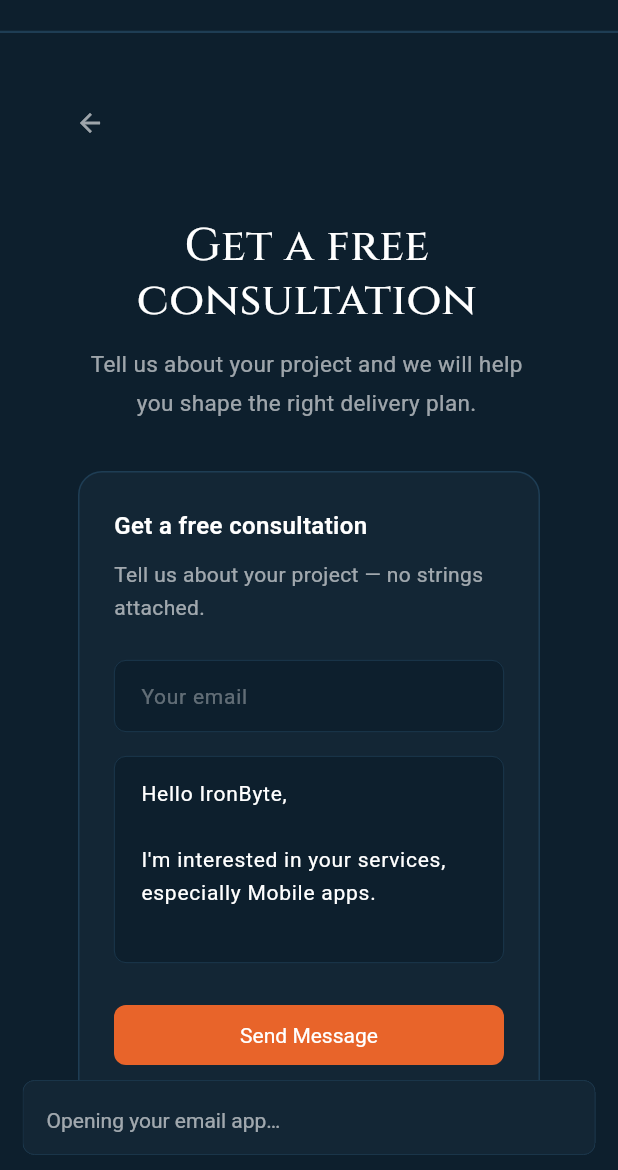
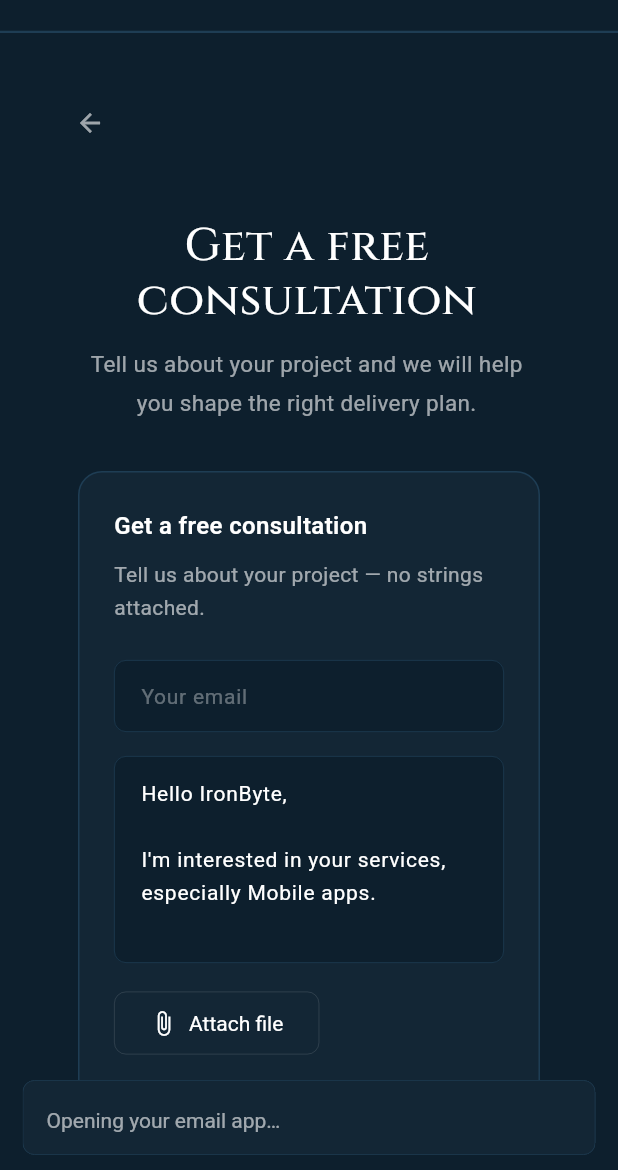
Before and after one commit to Iron-Byte/iron_byte, a Flutter app: the screen it shows after launch, after a tap on "Portfolio", after a tap on "Services", after a tap on the "smartphone" icon, on a phone screen of 412 x 824 dp, the part 66-1236 px from its top. Run offline on Flutter 3.47's test engine with Material 3 defaults, Android fonts, the phone set to English and light mode, and no system bars; our stand-ins replace easy_localization, file_picker, flutter_bloc, freezed_annotation, gap, go_router; missing offline and left inert: dart:html, flutter_email_sender.

Commit message:
updated attaching file: still need to be emproved

```diff
--- a/assets/translations/en.json
+++ b/assets/translations/en.json
@@ -22,6 +22,11 @@
     "get_consultation": "Get a free consultation",
     "consultation.email_hint": "Your email",
     "consultation.note_hint": "What are you building?",
+    "consultation.attachment.pick": "Attach file",
+    "consultation.attachment.replace": "Replace file",
+    "consultation.attachment.error.size": "File must be 10 MB or smaller.",
+    "consultation.attachment.error.type": "Allowed types: PDF, Word (.doc, .docx), PNG, JPEG.",
+    "consultation.attachment.error.read": "Could not read the selected file. Please try again.",
     "consultation.job.title": "Apply for this position",
     "consultation.job.subtitle": "Tell us about your experience and why you're a good fit.",
     "consultation.job.card_title": "Submit your application",
--- /dev/null
+++ b/lib/features/home/data/consultation_attachment_download.dart
@@ -0,0 +1,3 @@
+import 'dart:typed_data';
+
+void triggerConsultationAttachmentDownload(Uint8List bytes, String fileName) {}
--- /dev/null
+++ b/lib/features/home/data/consultation_attachment_persist.dart
@@ -0,0 +1,5 @@
+import 'package:iron_byte/features/home/domain/models/consultation_attachment.dart';
+
+Future<String> persistAttachmentForEmail(ConsultationAttachment attachment) async {
+  throw UnsupportedError('persistAttachmentForEmail is not available on this platform');
+}
--- a/lib/features/home/domain/repositories/consultation_mail_repository.dart
+++ b/lib/features/home/domain/repositories/consultation_mail_repository.dart
@@ -1,8 +1,11 @@
+import 'package:iron_byte/features/home/domain/models/consultation_attachment.dart';
+
 /// Opens a mail composer to contact support (mailto — no backend required).
 abstract class ConsultationMailRepository {
   Future<void> openConsultationMail({
     required String guestEmail,
     required String note,
     DateTime? preferredSlotUtc,
+    ConsultationAttachment? attachment,
   });
 }
--- a/lib/features/home/domain/usecases/send_consultation_inquiry.dart
+++ b/lib/features/home/domain/usecases/send_consultation_inquiry.dart
@@ -1,3 +1,4 @@
+import 'package:iron_byte/features/home/domain/models/consultation_attachment.dart';
 import 'package:iron_byte/features/home/domain/repositories/consultation_mail_repository.dart';
 
 class SendConsultationInquiry {
@@ -9,11 +10,13 @@
     required String guestEmail,
     required String note,
     DateTime? preferredSlotUtc,
+    ConsultationAttachment? attachment,
   }) {
     return _repository.openConsultationMail(
       guestEmail: guestEmail,
       note: note,
       preferredSlotUtc: preferredSlotUtc,
+      attachment: attachment,
     );
   }
 }
--- a/lib/features/home/presentation/bloc/home_consultation_event.dart
+++ b/lib/features/home/presentation/bloc/home_consultation_event.dart
@@ -1,3 +1,5 @@
+import 'package:file_picker/file_picker.dart';
+
 abstract class HomeConsultationEvent {}
 
 class HomeConsultationInitialized extends HomeConsultationEvent {
@@ -22,3 +24,10 @@
   HomeConsultationPreferredSlotChanged(this.slotUtc);
   final DateTime? slotUtc;
 }
+
+class HomeConsultationAttachmentPicked extends HomeConsultationEvent {
+  HomeConsultationAttachmentPicked(this.platformFile);
+  final PlatformFile platformFile;
+}
+
+class HomeConsultationAttachmentCleared extends HomeConsultationEvent {}
--- a/lib/features/home/presentation/widgets/consultation_card.dart
+++ b/lib/features/home/presentation/widgets/consultation_card.dart
@@ -1,3 +1,5 @@
+import 'package:file_picker/file_picker.dart';
+import 'package:flutter/foundation.dart' show kIsWeb;
 import 'package:flutter/material.dart';
 import 'package:flutter_bloc/flutter_bloc.dart';
 import 'package:gap/gap.dart';
@@ -141,6 +143,79 @@
                     ),
                   ).applyDefaults(theme.inputDecorationTheme),
                 ),
+                const Gap(AppSpacing.lg16),
+                Align(
+                  alignment: Alignment.centerLeft,
+                  child: Wrap(
+                    spacing: AppSpacing.sm8,
+                    runSpacing: AppSpacing.sm8,
+                    crossAxisAlignment: WrapCrossAlignment.center,
+                    children: [
+                      OutlinedButton.icon(
+                        onPressed: state.isSending
+                            ? null
+                            : () async {
+                                final result = await FilePicker.pickFiles(
+                                  type: FileType.custom,
+                                  allowedExtensions: const [
+                                    'pdf',
+                                    'doc',
+                                    'docx',
+                                    'png',
+                                    'jpg',
+                                    'jpeg',
+                                  ],
+                                  withData: kIsWeb,
+                                );
+                                if (result == null || result.files.isEmpty) {
+                                  return;
+                                }
+                                if (!context.mounted) return;
+                                context.read<HomeConsultationBloc>().add(
+                                      HomeConsultationAttachmentPicked(
+                                        result.files.single,
+                                      ),
+                                    );
+                              },
+                        icon: const Icon(Icons.attach_file, size: 18),
+                        label: Text(
+                          state.attachment == null
+                              ? 'consultation.attachment.pick'.tr()
+                              : 'consultation.attachment.replace'.tr(),
+                        ),
+                      ),
+                      if (state.attachment != null)
+                        IconButton(
+                          tooltip:
+                              MaterialLocalizations.of(context).deleteButtonTooltip,
+                          onPressed: state.isSending
+                              ? null
+                              : () => context
+                                  .read<HomeConsultationBloc>()
+                                  .add(HomeConsultationAttachmentCleared()),
+                          icon: const Icon(Icons.close),
+                        ),
+                    ],
+                  ),
+                ),
+                if (state.attachment != null) ...[
+                  const Gap(AppSpacing.sm8),
+                  Text(
+                    state.attachment!.fileName,
+                    style: AppTextStyles.bodySmall,
+                    maxLines: 2,
+                    overflow: TextOverflow.ellipsis,
+                  ),
+                ],
+                if (state.attachmentErrorKey != null) ...[
+                  const Gap(AppSpacing.sm8),
+                  Text(
+                    state.attachmentErrorKey!.tr(),
+                    style: AppTextStyles.bodySmall.copyWith(
+                      color: theme.colorScheme.error,
+                    ),
+                  ),
+                ],
                 const Gap(AppSpacing.xxl24),
                 SizedBox(
                   width: double.infinity,
```
Also changed, not shown: lib/features/home/data/consultation_attachment_download_web.dart (added, +16 -0 lines), lib/features/home/data/consultation_attachment_persist_io.dart (added, +25 -0 lines), lib/features/home/data/repositories/consultation_mail_repository_impl.dart (+44 -1 lines), lib/features/home/domain/consultation_attachment_policy.dart (added, +19 -0 lines), lib/features/home/presentation/bloc/home_consultation_bloc.dart (+72 -0 lines).
